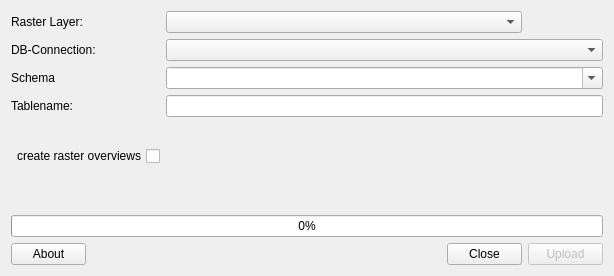
Above: pgraster_import_dialog_base.ui from hdus/pg_raster_upload before the change. Below: the same form after it.
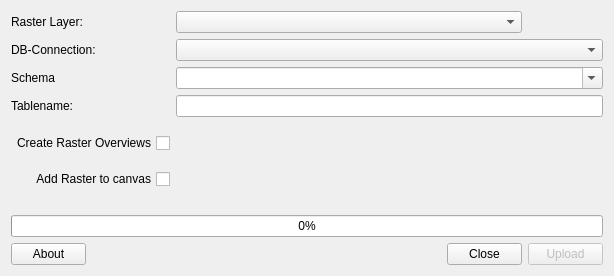
That is the form after the change. Custom widgets are drawn as their Qt base class.

Commit message: Checkbox Add Raster to Canvas added

The edit to the form file:
```diff
--- a/pgraster_import_dialog_base.ui
+++ b/pgraster_import_dialog_base.ui
@@ -137,13 +137,23 @@
       <enum>Qt::RightToLeft</enum>
      </property>
      <property name="text">
-      <string>create raster overviews</string>
+      <string>Create Raster Overviews</string>
      </property>
      <property name="checked">
       <bool>false</bool>
      </property>
     </widget>
    </item>
+   <item row="6" column="0">
+    <widget class="QCheckBox" name="chk_add_raster">
+     <property name="layoutDirection">
+      <enum>Qt::RightToLeft</enum>
+     </property>
+     <property name="text">
+      <string>Add Raster to canvas</string>
+     </property>
+    </widget>
+   </item>
   </layout>
  </widget>
  <customwidgets>
```
The commit also changes 2 other files.
